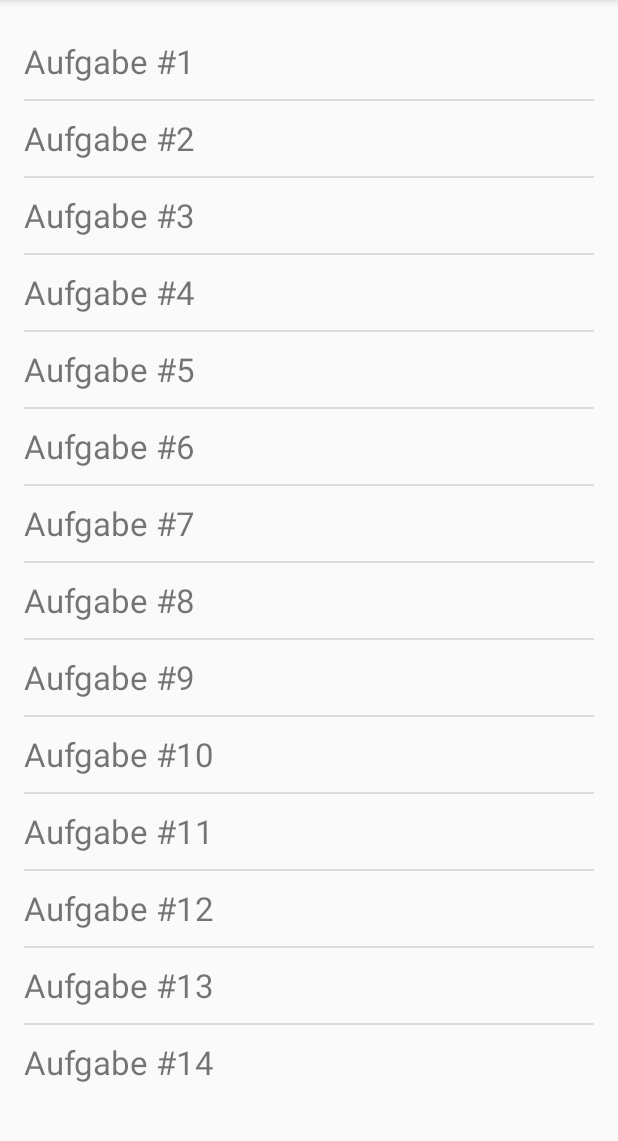
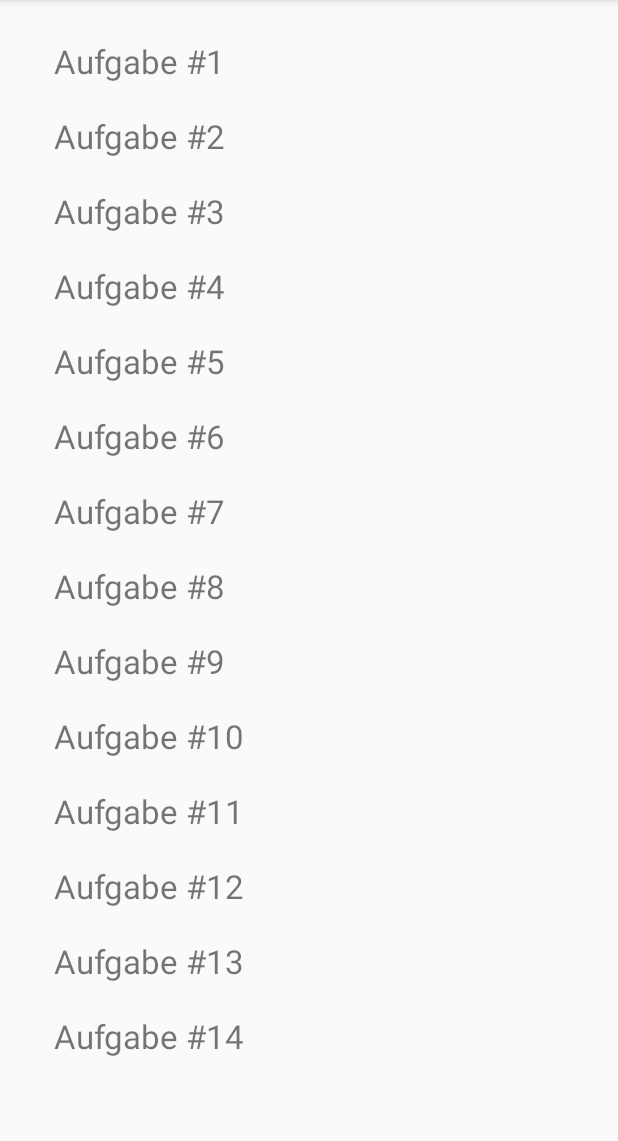
Before and after one commit to ScreamFD/todoDB, an Android app: the screen it shows after launch (MainActivity), on a phone screen of 412 x 824 dp, the part 84-1225 px from its top. Run offline under Robolectric (Android 15) with nearby library versions, the phone set to English and light mode, and no system bars.

Commit message:
replaced ListView with RecyclerView widget

```diff
--- a/app/build.gradle
+++ b/app/build.gradle
@@ -23,4 +23,5 @@ dependencies {
     compile fileTree(dir: 'libs', include: ['*.jar'])
     testCompile 'junit:junit:4.12'
     compile 'com.android.support:appcompat-v7:23.1.1'
+    compile 'com.android.support:recyclerview-v7:23.0.+'
 }
--- a/app/src/main/java/de/lamber/sascha/todolist/MainActivity.java
+++ b/app/src/main/java/de/lamber/sascha/todolist/MainActivity.java
@@ -2,20 +2,24 @@ package de.lamber.sascha.todolist;
 
 import android.support.v7.app.AppCompatActivity;
 import android.os.Bundle;
+import android.support.v7.widget.LinearLayoutManager;
+import android.support.v7.widget.RecyclerView;
 import android.widget.ArrayAdapter;
 import android.widget.ListView;
 
 public class MainActivity extends AppCompatActivity {
 
-    ListView todoList;
+    RecyclerView todoList;
 
     @Override
     protected void onCreate(Bundle savedInstanceState) {
         super.onCreate(savedInstanceState);
         setContentView(R.layout.activity_main);
 
-        todoList = (ListView) findViewById(R.id.todoList);
-        // todoList.setAdapter(new ArrayAdapter<String>(this, R.layout.todoeintrag, aufgaben));
+        todoList = (RecyclerView) findViewById(R.id.todoRecycler);
+        todoList.setHasFixedSize(true);
+        todoList.setLayoutManager(new LinearLayoutManager(this));
+
         todoList.setAdapter(new TodoAdapter(this));
     }
 }
--- a/app/src/main/java/de/lamber/sascha/todolist/TodoAdapter.java
+++ b/app/src/main/java/de/lamber/sascha/todolist/TodoAdapter.java
@@ -1,6 +1,7 @@
 package de.lamber.sascha.todolist;
 
 import android.content.Context;
+import android.support.v7.widget.RecyclerView;
 import android.view.LayoutInflater;
 import android.view.View;
 import android.view.ViewGroup;
@@ -13,10 +14,21 @@ import java.util.List;
 /**
  * Created by Sascha on 05.01.2016.
  */
-public class TodoAdapter extends BaseAdapter{
+public class TodoAdapter extends RecyclerView.Adapter{
 
     private List<Todo> aufgaben;
     private MainActivity activity;
+
+    private static class TodoViewHolder extends RecyclerView.ViewHolder {
+
+        public TextView todoTitle;
+
+        public TodoViewHolder(View view){
+
+            super(view);
+            todoTitle = (TextView) view.findViewById(R.id.todoeintrag);
+        }
+    }
 
     public TodoAdapter(MainActivity activity){
 
@@ -41,31 +53,24 @@ public class TodoAdapter extends BaseAdapter{
     }
 
     @Override
-    public int getCount() {
-        return aufgaben.size();
+    public RecyclerView.ViewHolder onCreateViewHolder(ViewGroup parent, int viewType) {
+
+        View view = this.activity.getLayoutInflater().inflate(R.layout.todoeintrag, parent, false);
+        return new TodoViewHolder(view);
     }
 
     @Override
-    public Object getItem(int position) {
-        return aufgaben.get(position);
+    public void onBindViewHolder(RecyclerView.ViewHolder holder, int position) {
+
+        Todo aufgabe = aufgaben.get(position);
+
+        TodoViewHolder todoHolder = (TodoViewHolder)holder;
+        todoHolder.todoTitle.setText(aufgabe.getTitle());
+
     }
 
     @Override
-    public long getItemId(int position) {
-        return aufgaben.get(position).getId();
-    }
-
-    @Override
-    public View getView(int position, View convertView, ViewGroup parent) {
-
-        Todo aufgabe = aufgaben.get(position);
-
-        LayoutInflater inflater = (LayoutInflater) activity.getSystemService(Context.LAYOUT_INFLATER_SERVICE);
-        View row = inflater.inflate(R.layout.todoeintrag, parent, false);
-
-        TextView todoTitle = (TextView) row.findViewById(R.id.todoeintrag);
-        todoTitle.setText(aufgabe.getTitle());
-
-        return row;
+    public int getItemCount() {
+        return aufgaben.size();
     }
 }
--- a/app/src/main/res/layout/activity_main.xml
+++ b/app/src/main/res/layout/activity_main.xml
@@ -10,11 +10,9 @@
     android:paddingTop="@dimen/activity_vertical_margin"
     tools:context="de.lamber.sascha.todolist.MainActivity">
 
-    <ListView
-        android:layout_width="wrap_content"
-        android:layout_height="wrap_content"
-        android:id="@+id/todoList"
-        android:layout_alignParentTop="true"
-        android:layout_alignParentLeft="true"
-        android:layout_alignParentStart="true"/>
+    <android.support.v7.widget.RecyclerView
+        android:layout_width="match_parent"
+        android:layout_height="match_parent"
+        android:scrollbars="vertical"
+        android:id="@+id/todoRecycler" />
 </RelativeLayout>
```
